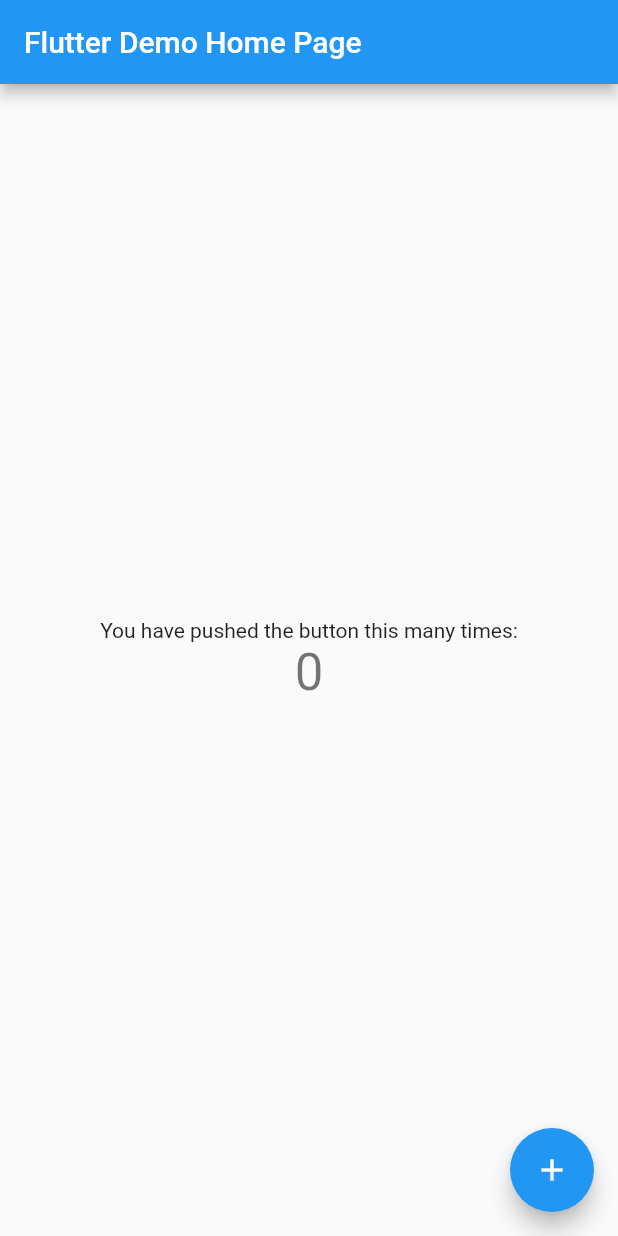
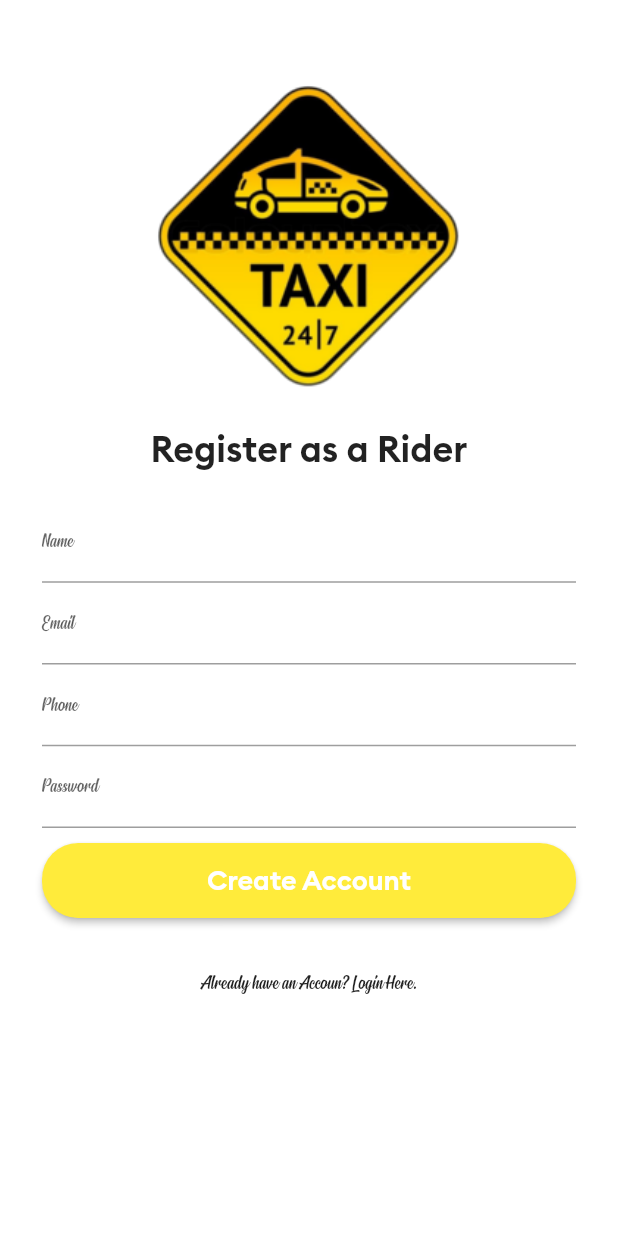
Before and after one commit to Peterkaranjamwangi/gohere, a Flutter app: the screen it shows after launch, on a phone screen of 412 x 824 dp. Run offline on Flutter 3.47's test engine with Material 2 defaults, Android fonts, the phone set to English and light mode, and no system bars.

Commit message:
Created the login and signup pages Added the assets to be used: Images, Audio and Fonts

```diff
--- /dev/null
+++ b/lib/ALLScreens/registrationScreen.dart
@@ -0,0 +1,158 @@
+import 'package:flutter/material.dart';
+import 'package:flutter/rendering.dart';
+
+class RegistrationScreen extends StatelessWidget {
+  const RegistrationScreen({Key? key}) : super(key: key);
+
+  @override
+  Widget build(BuildContext context) {
+    return Scaffold(
+      backgroundColor: Colors.white,
+      body: SingleChildScrollView(
+        child: Padding(
+          padding: const EdgeInsets.all(8.0),
+          child: Column(
+            children: [
+              SizedBox(height: 25.0,),
+              Image(
+                image: AssetImage("images/logo.png"),
+                width: 390.0,
+                height: 250.0,
+                alignment: Alignment.center,
+              ),
+
+
+              SizedBox(height: 1.0,),
+              Text(
+                "Register as a Rider",
+                style: TextStyle(
+                  fontSize: 24.0,
+                  fontFamily: "Brand Bold",
+                ),
+                textAlign: TextAlign.center,
+              ),
+
+              Padding(
+                padding: EdgeInsets.all(20.0),
+                child: Column(
+                  children: [
+                    SizedBox(height: 1.0,),
+                    TextField(
+                      keyboardType: TextInputType.text,
+                      decoration: InputDecoration(
+                        labelText: "Name",
+                        labelStyle: TextStyle(
+                          fontSize: 14.0,
+                        ),
+                        hintStyle: TextStyle(
+                          color: Colors.grey,
+                          fontSize: 10.0,
+                        ),
+                      ),
+                      style: TextStyle(
+                        fontSize: 14.0,
+                      ),
+                    ),
+
+                    SizedBox(height: 1.0,),
+                    TextField(
+                      keyboardType: TextInputType.emailAddress,
+                      decoration: InputDecoration(
+                        labelText: "Email",
+                        labelStyle: TextStyle(
+                          fontSize: 14.0,
+                        ),
+                        hintStyle: TextStyle(
+                          color: Colors.grey,
+                          fontSize: 10.0,
+                        ),
+                      ),
+                      style: TextStyle(
+                        fontSize: 14.0,
+                      ),
+                    ),
+
+                    SizedBox(height: 1.0,),
+                    TextField(
+                      keyboardType: TextInputType.phone,
+                      decoration: InputDecoration(
+                        labelText: "Phone",
+                        labelStyle: TextStyle(
+                          fontSize: 14.0,
+                        ),
+                        hintStyle: TextStyle(
+                          color: Colors.grey,
+                          fontSize: 10.0,
+                        ),
+                      ),
+                      style: TextStyle(
+                        fontSize: 14.0,
+                      ),
+                    ),
+
+                    SizedBox(height: 1.0,),
+                    TextField(
+                      obscureText: true,
+                      decoration: InputDecoration(
+                        labelText: "Password",
+                        labelStyle: TextStyle(
+                          fontSize: 14.0,
+                        ),
+                        hintStyle: TextStyle(
+                          color: Colors.grey,
+                          fontSize: 10.0,
+                        ),
+                      ),
+                      style: TextStyle(
+                        fontSize: 14.0,
+                      ),
+                    ),
+
+
+                    SizedBox(height: 10.0,),
+                    RaisedButton(
+                      color: Colors.yellow,
+                      textColor: Colors.white,
+                      child: Container(
+                        height: 50.0,
+                        child: Center(
+                          child: Text(
+                            "Create Account",
+                            style: TextStyle(
+                              fontSize: 18.0,
+                              fontFamily: "Brand Bold",
+                            ),
+                          ),
+
+                        ),
+                      ),
+                      shape: new RoundedRectangleBorder(
+                          borderRadius: new BorderRadius.circular(24.0)
+                      ),
+                      onPressed: (){
+                        print("Login");
+                      },
+                    ),
+
+
+                  ],
+                ),
+              ),
+
+              FlatButton(
+                onPressed: (){
+                  print("Register");
+                },
+                child: Text(
+                    "Already have an Accoun? Login Here.",
+                ),
+              ),
+
+
+            ],
+          ),
+        ),
+      ),
+    );
+  }
+}
--- a/lib/main.dart
+++ b/lib/main.dart
@@ -1,4 +1,7 @@
 import 'package:flutter/material.dart';
+import 'package:rider_app/ALLScreens/loginScreen.dart';
+import 'package:rider_app/ALLScreens/mainscreen.dart';
+import 'package:rider_app/ALLScreens/registrationScreen.dart';
 
 void main() {
   runApp(const MyApp());
@@ -11,105 +14,13 @@
   @override
   Widget build(BuildContext context) {
     return MaterialApp(
-      title: 'Flutter Demo',
+      title: 'Gohere Rider App',
       theme: ThemeData(
-        // This is the theme of your application.
-        //
-        // Try running your application with "flutter run". You'll see the
-        // application has a blue toolbar. Then, without quitting the app, try
-        // changing the primarySwatch below to Colors.green and then invoke
-        // "hot reload" (press "r" in the console where you ran "flutter run",
-        // or simply save your changes to "hot reload" in a Flutter IDE).
-        // Notice that the counter didn't reset back to zero; the application
-        // is not restarted.
+         fontFamily: "Signatra",
         primarySwatch: Colors.blue,
       ),
-      home: const MyHomePage(title: 'Flutter Demo Home Page'),
+      home: RegistrationScreen(),
+      debugShowCheckedModeBanner: false,
     );
   }
 }
-
-class MyHomePage extends StatefulWidget {
-  const MyHomePage({Key? key, required this.title}) : super(key: key);
-
-  // This widget is the home page of your application. It is stateful, meaning
-  // that it has a State object (defined below) that contains fields that affect
-  // how it looks.
-
-  // This class is the configuration for the state. It holds the values (in this
-  // case the title) provided by the parent (in this case the App widget) and
-  // used by the build method of the State. Fields in a Widget subclass are
-  // always marked "final".
-
-  final String title;
-
-  @override
-  State<MyHomePage> createState() => _MyHomePageState();
-}
-
-class _MyHomePageState extends State<MyHomePage> {
-  int _counter = 0;
-
-  void _incrementCounter() {
-    setState(() {
-      // This call to setState tells the Flutter framework that something has
-      // changed in this State, which causes it to rerun the build method below
-      // so that the display can reflect the updated values. If we changed
-      // _counter without calling setState(), then the build method would not be
-      // called again, and so nothing would appear to happen.
-      _counter++;
-    });
-  }
-
-  @override
-  Widget build(BuildContext context) {
-    // This method is rerun every time setState is called, for instance as done
-    // by the _incrementCounter method above.
-    //
-    // The Flutter framework has been optimized to make rerunning build methods
-    // fast, so that you can just rebuild anything that needs updating rather
-    // than having to individually change instances of widgets.
-    return Scaffold(
-      appBar: AppBar(
-        // Here we take the value from the MyHomePage object that was created by
-        // the App.build method, and use it to set our appbar title.
-        title: Text(widget.title),
-      ),
-      body: Center(
-        // Center is a layout widget. It takes a single child and positions it
-        // in the middle of the parent.
-        child: Column(
-          // Column is also a layout widget. It takes a list of children and
-          // arranges them vertically. By default, it sizes itself to fit its
-          // children horizontally, and tries to be as tall as its parent.
-          //
-          // Invoke "debug painting" (press "p" in the console, choose the
-          // "Toggle Debug Paint" action from the Flutter Inspector in Android
-          // Studio, or the "Toggle Debug Paint" command in Visual Studio Code)
-          // to see the wireframe for each widget.
-          //
-          // Column has various properties to control how it sizes itself and
-          // how it positions its children. Here we use mainAxisAlignment to
-          // center the children vertically; the main axis here is the vertical
-          // axis because Columns are vertical (the cross axis would be
-          // horizontal).
-          mainAxisAlignment: MainAxisAlignment.center,
-          children: <Widget>[
-            const Text(
-              'You have pushed the button this many times:',
-            ),
-            Text(
-              '$_counter',
-              style: Theme.of(context).textTheme.headline4,
-            ),
-          ],
-        ),
-      ),
-      floatingActionButton: FloatingActionButton(
-        onPressed: _incrementCounter,
-        tooltip: 'Increment',
-        child: const Icon(Icons.add),
-      ), // This trailing comma makes auto-formatting nicer for build methods.
-    );
-  }
-}
```
Also changed, not shown: lib/ALLScreens/loginScreen.dart (added, +120 -0 lines), lib/ALLScreens/mainscreen.dart (added, +19 -0 lines), pubspec.yaml (+20 -10 lines), fonts/Signatra.ttf (added), fonts/bolt-regular.ttf (added), fonts/bolt-semibold.ttf (added), images/car_android.png (added), images/car_ios.png (added), images/desticon.png (added), images/desticon1.png (added), images/logo.png (added), images/logo1.png (added), images/pickicon.png (added), images/posimarker.png (added), 4 more files, 6 other files.
